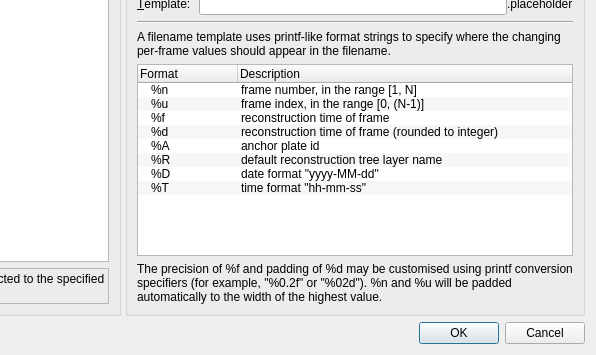
Qt form src/qt-widgets/ConfigureExportParametersDialogUi.ui (GPlates/GPlates) before a commit; both pictures show x 354 to 950 and y 345 to 700 of the 950 by 700 pixel window.
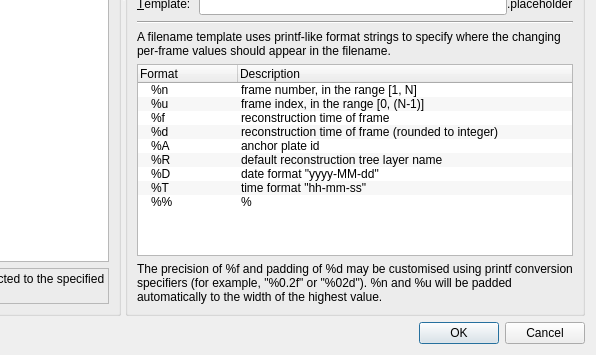
The same form after that commit.

Commit message: (trunk) Tighten up area around the export-specific option widgets a bit so they don't use up so much space - on low-resolution screens in particular.

```diff
--- a/src/qt-widgets/ConfigureExportParametersDialogUi.ui
+++ b/src/qt-widgets/ConfigureExportParametersDialogUi.ui
@@ -285,6 +285,14 @@
               <string>time format &quot;hh-mm-ss&quot;</string>
              </property>
             </item>
+            <item>
+             <property name="text">
+              <string>%%</string>
+             </property>
+             <property name="text">
+              <string>%</string>
+             </property>
+            </item>
            </widget>
           </item>
           <item>
```
The commit also changes 5 other files.
